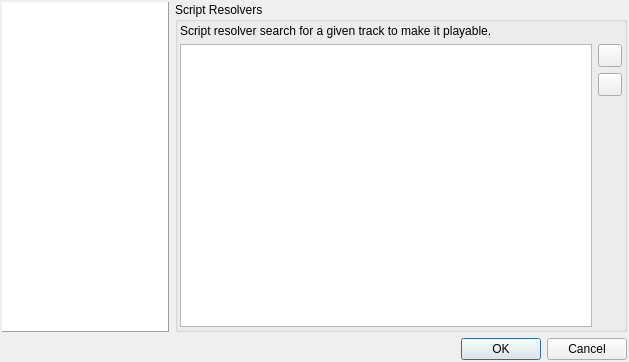
Qt form src/stackedsettingsdialog.ui (tomahawk-player/tomahawk) before a commit.
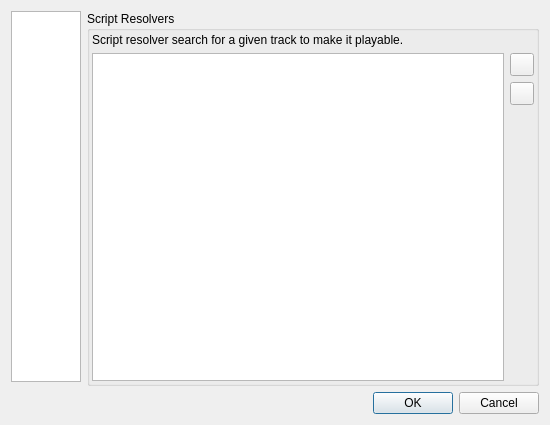
The same form after that commit. The open tabs and pages were chosen to show the change. Icons and pictures are not drawn.

Commit message: UI tweaks for linux this time

Patch:
```diff
--- a/src/stackedsettingsdialog.ui
+++ b/src/stackedsettingsdialog.ui
@@ -6,19 +6,18 @@
    <rect>
     <x>0</x>
     <y>0</y>
-    <width>629</width>
-    <height>362</height>
+    <width>519</width>
+    <height>425</height>
    </rect>
   </property>
   <property name="windowTitle">
    <string>Tomahawk Settings</string>
   </property>
+  <layout class="QVBoxLayout" name="verticalLayout_12">
+   <item>
+    <layout class="QHBoxLayout" name="horizontalLayout">
+     <item>
   <layout class="QVBoxLayout" name="verticalLayout">
-   <property name="margin">
-    <number>2</number>
-   </property>
-   <item>
-    <layout class="QHBoxLayout" name="horizontalLayout" stretch="0,0">
      <item>
       <widget class="QListWidget" name="listWidget">
        <property name="maximumSize">
@@ -31,10 +30,10 @@
         <enum>Qt::NoFocus</enum>
        </property>
        <property name="frameShape">
-        <enum>QFrame::Panel</enum>
+          <enum>QFrame::StyledPanel</enum>
        </property>
        <property name="frameShadow">
-        <enum>QFrame::Raised</enum>
+          <enum>QFrame::Sunken</enum>
        </property>
        <property name="verticalScrollBarPolicy">
         <enum>Qt::ScrollBarAlwaysOff</enum>
@@ -69,6 +68,24 @@
       </widget>
      </item>
      <item>
+        <spacer name="verticalSpacer_3">
+         <property name="orientation">
+          <enum>Qt::Vertical</enum>
+         </property>
+         <property name="sizeType">
+          <enum>QSizePolicy::Fixed</enum>
+         </property>
+         <property name="sizeHint" stdset="0">
+          <size>
+           <width>1</width>
+           <height>4</height>
+          </size>
+         </property>
+        </spacer>
+       </item>
+      </layout>
+     </item>
+     <item>
       <widget class="QStackedWidget" name="stackedWidget">
        <property name="currentIndex">
         <number>0</number>
```
Left out of the diff: 2 changed lines with no effect on the pictures. Lines whose indentation alone changed are shown as unchanged. The commit also changes 2 other files.
